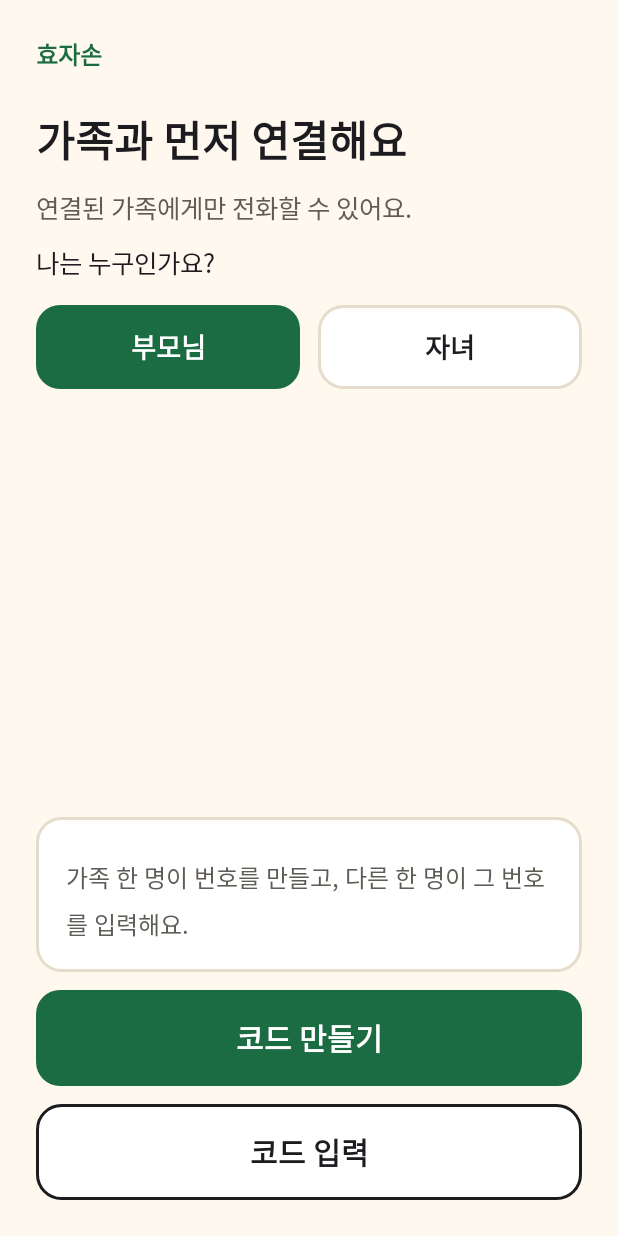
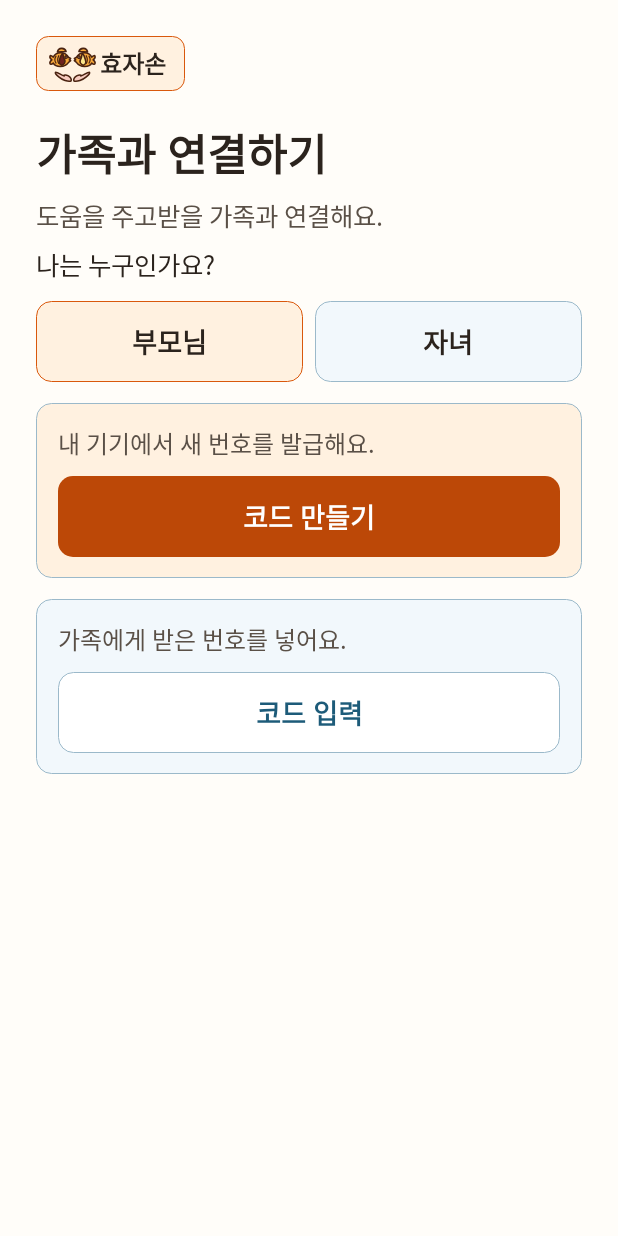
Before and after one commit to Bungeo-BeanOrCream/Hyojason, an Android app: the screen it shows after launch (MvpActivity), on a phone screen of 412 x 824 dp. Run offline under Robolectric (Android 15) with nearby library versions, the phone set to English and light mode, and no system bars; 1 statement that could not run was skipped.

Commit message:
Apply the final Hyojason Android design
Port the supplied design to native controls and display goal and verified guidance status from the active help session. Keep the integration merge separately reviewable.

```diff
--- a/android/app/src/main/kotlin/com/hyojason/app/MvpActivity.kt
+++ b/android/app/src/main/kotlin/com/hyojason/app/MvpActivity.kt
@@ -17,6 +17,8 @@ class MvpActivity : HomeActivity() {
         assistance.draw(root, paired, inCall)
     }
 
+    override fun takeHelpCompletionNotice(): Boolean = assistance.takeCompletionNotice()
+
     @Suppress("DEPRECATION")
     override fun onActivityResult(requestCode: Int, resultCode: Int, data: Intent?) {
         super.onActivityResult(requestCode, resultCode, data)
--- a/android/child/src/main/kotlin/com/hyojason/app/child/Ui.kt
+++ b/android/child/src/main/kotlin/com/hyojason/app/child/Ui.kt
@@ -1,105 +1,176 @@
 package com.hyojason.app.child
 
 import android.content.Context
+import android.content.res.ColorStateList
 import android.graphics.Color
 import android.graphics.Typeface
 import android.graphics.drawable.GradientDrawable
+import android.graphics.drawable.RippleDrawable
+import android.text.InputFilter
 import android.text.InputType
 import android.view.Gravity
 import android.view.View
 import android.widget.Button
 import android.widget.EditText
+import android.widget.ImageView
 import android.widget.LinearLayout
 import android.widget.TextView
 
-/** docs/assets/app-design 색. ponytail: 테마·리소스 대신 코드 상수. 화면이 늘면 res/values로. */
 object Palette {
-    val BG = Color.parseColor("#FFF8EF")
-    val GREEN = Color.parseColor("#1B6B43")
-    val GREEN_SOFT = Color.parseColor("#E3F1E8")
-    val RED = Color.parseColor("#B3261E")
-    val INK = Color.parseColor("#1C1B1F")
-    val MUTED = Color.parseColor("#5F5B55")
-    val LINE = Color.parseColor("#E5DCCB")
+    val BG = Color.parseColor("#FFFDF9")
+    val ORANGE = Color.parseColor("#D9580C")
+    val PRIMARY = Color.parseColor("#BC4807")
+    val CREAM = Color.parseColor("#FFF1E0")
+    val BLUE = Color.parseColor("#1D5B79")
+    val SKY = Color.parseColor("#E6F1F7")
+    val MIST = Color.parseColor("#F2F8FC")
+    val RED = Color.parseColor("#C92A38")
+    val BLUSH = Color.parseColor("#FFEAEA")
+    val INK = Color.parseColor("#2B231D")
+    val MUTED = Color.parseColor("#5A5047")
+    val LINE = Color.parseColor("#9BB9CA")
 }
 
-private fun Context.dp(v: Int) = (v * resources.displayMetrics.density).toInt()
+internal fun Context.dp(value: Int) = (value * resources.displayMetrics.density).toInt()
 
-private fun rounded(ctx: Context, fill: Int, stroke: Int? = null, radius: Int = 16) = GradientDrawable().apply {
-    cornerRadius = ctx.dp(radius).toFloat()
-    setColor(fill)
-    stroke?.let { setStroke(ctx.dp(2), it) }
+private fun panel(context: Context, fill: Int, stroke: Int? = null, radius: Int = 10) =
+    GradientDrawable().apply {
+        cornerRadius = context.dp(radius).toFloat()
+        setColor(fill)
+        stroke?.let { setStroke(context.dp(1), it) }
+    }
+
+private fun <T : View> LinearLayout.block(view: T, top: Int): T {
+    addView(view, LinearLayout.LayoutParams(LinearLayout.LayoutParams.MATCH_PARENT, LinearLayout.LayoutParams.WRAP_CONTENT)
+        .apply { topMargin = context.dp(top) })
+    return view
 }
 
-private fun LinearLayout.gap(v: View, top: Int): View {
-    addView(v, LinearLayout.LayoutParams(LinearLayout.LayoutParams.MATCH_PARENT, LinearLayout.LayoutParams.WRAP_CONTENT)
-        .apply { topMargin = context.dp(top) })
-    return v
+fun LinearLayout.brand() {
+    val row = LinearLayout(context).apply {
+        gravity = Gravity.CENTER_VERTICAL
+        background = panel(context, Palette.CREAM, Palette.ORANGE, 8)
+        setPadding(context.dp(6), 0, context.dp(13), 0)
+    }
+    row.addView(ImageView(context).apply {
+        setImageResource(R.drawable.hyojason_team_logo)
+        importantForAccessibility = View.IMPORTANT_FOR_ACCESSIBILITY_NO
+    }, LinearLayout.LayoutParams(context.dp(37), context.dp(37)))
+    row.addView(TextView(context).apply {
+        text = "효자손"
+        textSize = 16f
+        typeface = Typeface.DEFAULT_BOLD
+        setTextColor(Palette.INK)
+    })
+    addView(row, LinearLayout.LayoutParams(LinearLayout.LayoutParams.WRAP_CONTENT, LinearLayout.LayoutParams.WRAP_CONTENT))
 }
 
-fun LinearLayout.brand() = gap(TextView(context).apply {
-    text = "효자손"; setTextColor(Palette.GREEN); textSize = 16f; typeface = Typeface.DEFAULT_BOLD
-}, 0)
+fun LinearLayout.title(value: String) = block(TextView(context).apply {
+    text = value
+    setTextColor(Palette.INK)
+    textSize = 29f
+    typeface = Typeface.DEFAULT_BOLD
+    setAccessibilityHeading(true)
+}, 20)
 
-fun LinearLayout.title(t: String) = gap(TextView(context).apply {
-    text = t; setTextColor(Palette.INK); textSize = 28f; typeface = Typeface.DEFAULT_BOLD
-}, 24) as TextView
+fun LinearLayout.body(value: String, size: Float = 17f, color: Int = Palette.MUTED) =
+    block(TextView(context).apply {
+        text = value
+        setTextColor(color)
+        textSize = size
+        setLineSpacing(0f, 1.15f)
+    }, 8)
 
-fun LinearLayout.body(t: String, size: Float = 17f, color: Int = Palette.MUTED) = gap(TextView(context).apply {
-    text = t; setTextColor(color); textSize = size; setLineSpacing(0f, 1.3f)
-}, 12) as TextView
-
-fun LinearLayout.chip(t: String) = gap(TextView(context).apply {
-    text = t; setTextColor(Palette.GREEN); textSize = 14f; typeface = Typeface.DEFAULT_BOLD
-    background = rounded(context, Palette.GREEN_SOFT, radius = 20)
-    setPadding(context.dp(14), context.dp(6), context.dp(14), context.dp(6))
-}, 16).also { (it.layoutParams as LinearLayout.LayoutParams).width = LinearLayout.LayoutParams.WRAP_CONTENT } as TextView
-
-/** 큰 기본 버튼. 고령 사용자 기준으로 높이 64dp, 글자 20sp. */
-fun LinearLayout.primary(t: String, color: Int = Palette.GREEN, onClick: () -> Unit) = gap(Button(context).apply {
-    text = t; setTextColor(Color.WHITE); textSize = 20f; typeface = Typeface.DEFAULT_BOLD; isAllCaps = false
-    background = rounded(context, color); minHeight = context.dp(64); stateListAnimator = null
-    setOnClickListener { onClick() }
-}, 12) as Button
-
-fun LinearLayout.secondary(t: String, onClick: () -> Unit) = gap(Button(context).apply {
-    text = t; setTextColor(Palette.INK); textSize = 20f; typeface = Typeface.DEFAULT_BOLD; isAllCaps = false
-    background = rounded(context, Color.WHITE, Palette.INK); minHeight = context.dp(64); stateListAnimator = null
-    setOnClickListener { onClick() }
-}, 12) as Button
-
-/** 둘 중 하나를 고르는 토글(역할 선택). 고른 쪽만 초록으로 채운다. */
-fun LinearLayout.toggle(left: String, right: String, leftOn: Boolean, onPick: (Boolean) -> Unit) {
-    val row = LinearLayout(context).apply { orientation = LinearLayout.HORIZONTAL }
-    listOf(left to true, right to false).forEach { (t, isLeft) ->
-        val on = isLeft == leftOn
-        row.addView(Button(context).apply {
-            text = t; textSize = 18f; typeface = Typeface.DEFAULT_BOLD; isAllCaps = false; stateListAnimator = null
-            setTextColor(if (on) Color.WHITE else Palette.INK)
-            background = rounded(context, if (on) Palette.GREEN else Color.WHITE, if (on) null else Palette.LINE)
-            minHeight = context.dp(56)
-            contentDescription = if (on) "$t, 선택됨" else t
-            setOnClickListener { onPick(isLeft) }
-        }, LinearLayout.LayoutParams(0, LinearLayout.LayoutParams.WRAP_CONTENT, 1f).apply {
-            if (isLeft) marginEnd = context.dp(6) else marginStart = context.dp(6)
-        })
-    }
-    gap(row, 16)
+fun LinearLayout.chip(value: String) = TextView(context).apply {
+    text = value
+    setTextColor(Palette.BLUE)
+    textSize = 14f
+    typeface = Typeface.DEFAULT_BOLD
+    background = panel(context, Palette.SKY, Palette.LINE, 6)
+    setPadding(context.dp(10), context.dp(5), context.dp(10), context.dp(5))
+    this@chip.addView(this, LinearLayout.LayoutParams(LinearLayout.LayoutParams.WRAP_CONTENT, LinearLayout.LayoutParams.WRAP_CONTENT)
+        .apply { topMargin = context.dp(12) })
 }
 
-/** 흰 카드. 안에 내용을 넣어 쓴다. */
-fun LinearLayout.card(fill: LinearLayout.() -> Unit) = gap(LinearLayout(context).apply {
-    orientation = LinearLayout.VERTICAL
-    background = rounded(context, Color.WHITE, Palette.LINE)
-    setPadding(context.dp(20), context.dp(16), context.dp(20), context.dp(20))
-    fill()
+private fun LinearLayout.action(value: String, fill: Int, ink: Int, stroke: Int?, onClick: () -> Unit) =
+    block(Button(context).apply {
+        text = value
+        setTextColor(ink)
+        textSize = 18f
+        typeface = Typeface.DEFAULT_BOLD
+        isAllCaps = false
+        minHeight = context.dp(54)
+        setPadding(context.dp(12), context.dp(10), context.dp(12), context.dp(10))
+        background = RippleDrawable(ColorStateList.valueOf(0x22000000), panel(context, fill, stroke), null)
+        stateListAnimator = null
+        setOnClickListener { onClick() }
+    }, 10)
+
+fun LinearLayout.primary(value: String, color: Int = Palette.PRIMARY, onClick: () -> Unit) =
+    action(value, color, Color.WHITE, null, onClick)
+
+fun LinearLayout.secondary(value: String, onClick: () -> Unit) =
+    action(value, Color.WHITE, Palette.BLUE, Palette.LINE, onClick)
+
+fun LinearLayout.choice(value: String, selected: Boolean, onClick: () -> Unit) =
+    action(value, if (selected) Palette.CREAM else Palette.MIST, Palette.INK,
+        if (selected) Palette.ORANGE else Palette.LINE, onClick).apply { isSelected = selected }
+
+fun LinearLayout.toggle(left: String, right: String, leftOn: Boolean, onPick: (Boolean) -> Unit) =
+    controls { choice(left, leftOn) { onPick(true) }; choice(right, !leftOn) { onPick(false) } }
+
+fun LinearLayout.controls(fill: LinearLayout.() -> Unit) {
+    val horizontal = resources.configuration.fontScale < 1.3f && resources.configuration.screenWidthDp >= 360
+    val row = LinearLayout(context).apply {
+        orientation = if (horizontal) LinearLayout.HORIZONTAL else LinearLayout.VERTICAL
+        fill()
+        if (horizontal) {
+            for (index in 0 until childCount) {
+                val child = getChildAt(index)
+                child.layoutParams = (child.layoutParams as LinearLayout.LayoutParams).apply {
+                    width = 0
+                    weight = 1f
+                    if (index > 0) marginStart = context.dp(8)
+                }
+            }
+        }
+    }
+    block(row, 2)
+}
+
+fun LinearLayout.card(tint: Int = Color.WHITE, fill: LinearLayout.() -> Unit) =
+    block(LinearLayout(context).apply {
+        orientation = LinearLayout.VERTICAL
+        background = panel(context, tint, Palette.LINE)
+        setPadding(context.dp(15), context.dp(7), context.dp(15), context.dp(14))
+        fill()
+    }, 14)
+
+fun LinearLayout.codeInput() = block(EditText(context).apply {
+    hint = "번호 6자리"
+    gravity = Gravity.CENTER
+    inputType = InputType.TYPE_CLASS_NUMBER
+    typeface = Typeface.MONOSPACE
+    textSize = 30f
+    setSingleLine()
+    filters = arrayOf(InputFilter.LengthFilter(6))
+    background = panel(context, Color.WHITE, Palette.BLUE)
+    minHeight = context.dp(64)
+    setSelectAllOnFocus(true)
 }, 16)
 
-fun LinearLayout.codeInput() = gap(EditText(context).apply {
-    hint = "번호 6자리"; textSize = 28f; gravity = Gravity.CENTER; letterSpacing = 0.3f
-    inputType = InputType.TYPE_CLASS_NUMBER; filters = arrayOf(android.text.InputFilter.LengthFilter(6))
-    background = rounded(context, Color.WHITE, Palette.INK); minHeight = context.dp(64)
-}, 16) as EditText
+fun LinearLayout.digits(value: String) {
+    controls {
+        for (group in value.chunked(3)) {
+            card(Palette.CREAM) {
+                body(group, 36f, Palette.INK).apply {
+                    typeface = Typeface.MONOSPACE
+                    gravity = Gravity.CENTER
+                    contentDescription = group.toCharArray().joinToString(" ")
+                }
+            }
+        }
+    }
+}
 
-/** 남은 공간을 채워 버튼을 화면 아래로 민다. */
 fun LinearLayout.spacer() = addView(View(context), LinearLayout.LayoutParams(0, 0, 1f))
--- /dev/null
+++ b/android/child/src/main/res/drawable/hyojason_team_logo.xml
@@ -0,0 +1,16 @@
+<vector xmlns:android="http://schemas.android.com/apk/res/android" android:width="64dp" android:height="64dp" android:viewportWidth="120" android:viewportHeight="120">
+    <path android:pathData="M27 35 C29 25, 43 24, 46 34 Z" android:fillColor="#F6A83B" android:strokeColor="#4A2311" android:strokeWidth="3.4" android:strokeLineCap="round" android:strokeLineJoin="round" />
+    <path android:pathData="M18 46 C10 38, 8 47, 15 52 C8 57, 10 66, 18 59 C23 68, 42 71, 52 57 L56 54 L53 52 L56 49 L52 47 C43 32, 24 34, 18 46 Z" android:fillColor="#F6A83B" android:strokeColor="#4A2311" android:strokeWidth="3.4" android:strokeLineCap="round" android:strokeLineJoin="round" />
+    <path android:pathData="M24 44 C21 49, 21 55, 24 59" android:fillColor="#00000000" android:strokeColor="#4A2311" android:strokeWidth="2.5" android:strokeLineCap="round" android:strokeLineJoin="round" />
+    <path android:pathData="M30 43 C27 49, 27 55, 30 60" android:fillColor="#00000000" android:strokeColor="#4A2311" android:strokeWidth="2.5" android:strokeLineCap="round" android:strokeLineJoin="round" />
+    <path android:pathData="M38 38 C32 45, 33 50, 31 55 C30 61, 35 66, 40 62 C44 59, 44 53, 41 48 C39 44, 41 40, 38 38 Z" android:fillColor="#6F2320" android:strokeColor="#4A2311" android:strokeWidth="3.4" android:strokeLineCap="round" android:strokeLineJoin="round" />
+    <path android:pathData="M43.4,46.0 a2.6,2.6 0 1,0 5.2,0 a2.6,2.6 0 1,0 -5.2,0 Z" android:fillColor="#FFFDF9" android:strokeColor="#4A2311" android:strokeWidth="3.4" android:strokeLineCap="round" android:strokeLineJoin="round" />
+    <path android:pathData="M93 35 C91 25, 77 24, 74 34 Z" android:fillColor="#F6A83B" android:strokeColor="#4A2311" android:strokeWidth="3.4" android:strokeLineCap="round" android:strokeLineJoin="round" />
+    <path android:pathData="M102 46 C110 38, 112 47, 105 52 C112 57, 110 66, 102 59 C97 68, 78 71, 68 57 L64 54 L67 52 L64 49 L68 47 C77 32, 96 34, 102 46 Z" android:fillColor="#F6A83B" android:strokeColor="#4A2311" android:strokeWidth="3.4" android:strokeLineCap="round" android:strokeLineJoin="round" />
+    <path android:pathData="M96 44 C99 49, 99 55, 96 59" android:fillColor="#00000000" android:strokeColor="#4A2311" android:strokeWidth="2.5" android:strokeLineCap="round" android:strokeLineJoin="round" />
+    <path android:pathData="M90 43 C93 49, 93 55, 90 60" android:fillColor="#00000000" android:strokeColor="#4A2311" android:strokeWidth="2.5" android:strokeLineCap="round" android:strokeLineJoin="round" />
+    <path android:pathData="M82 38 C88 45, 87 50, 89 55 C90 61, 85 66, 80 62 C76 59, 76 53, 79 48 C81 44, 79 40, 82 38 Z" android:fillColor="#FCE68A" android:strokeColor="#4A2311" android:strokeWidth="3.4" android:strokeLineCap="round" android:strokeLineJoin="round" />
+    <path android:pathData="M71.4,46.0 a2.6,2.6 0 1,0 5.2,0 a2.6,2.6 0 1,0 -5.2,0 Z" android:fillColor="#FFFDF9" android:strokeColor="#4A2311" android:strokeWidth="3.4" android:strokeLineCap="round" android:strokeLineJoin="round" />
+    <path android:pathData="M23 79 C29 79, 36 86, 42 87 C40 85, 45 84, 51 87 C56 90, 58 94, 57 98 C50 100, 38 96, 30 89 C25 85, 21 81, 23 79 Z" android:fillColor="#F7CBBF" android:strokeColor="#4A2311" android:strokeWidth="3.4" android:strokeLineCap="round" android:strokeLineJoin="round" />
+    <path android:pathData="M97 79 C91 79, 84 86, 78 87 C80 85, 75 84, 69 87 C64 90, 62 94, 63 98 C70 100, 82 96, 90 89 C95 85, 99 81, 97 79 Z" android:fillColor="#F7CBBF" android:strokeColor="#4A2311" android:strokeWidth="3.4" android:strokeLineCap="round" android:strokeLineJoin="round" />
+</vector>
--- a/android/overlay/src/main/kotlin/com/hyojason/app/overlay/surface/AndroidSurfaceHost.kt
+++ b/android/overlay/src/main/kotlin/com/hyojason/app/overlay/surface/AndroidSurfaceHost.kt
@@ -62,7 +62,7 @@ class AndroidSurfaceHost(
         val view = View(context).apply {
             background = GradientDrawable().apply {
                 setColor(Color.TRANSPARENT)
-                setStroke(dp(5), Color.RED)
+                setStroke(dp(3), Color.parseColor("#D92D43"))
                 cornerRadius = dp(8).toFloat()
             }
         }
```
Also changed, not shown: android/app/src/main/kotlin/com/hyojason/app/Assistance.kt (+71 -9 lines), android/child/src/main/kotlin/com/hyojason/app/child/HomeActivity.kt (+129 -42 lines), android/rtc/src/main/kotlin/com/hyojason/app/rtc/CallService.kt (+47 -2 lines), 3 other files.
